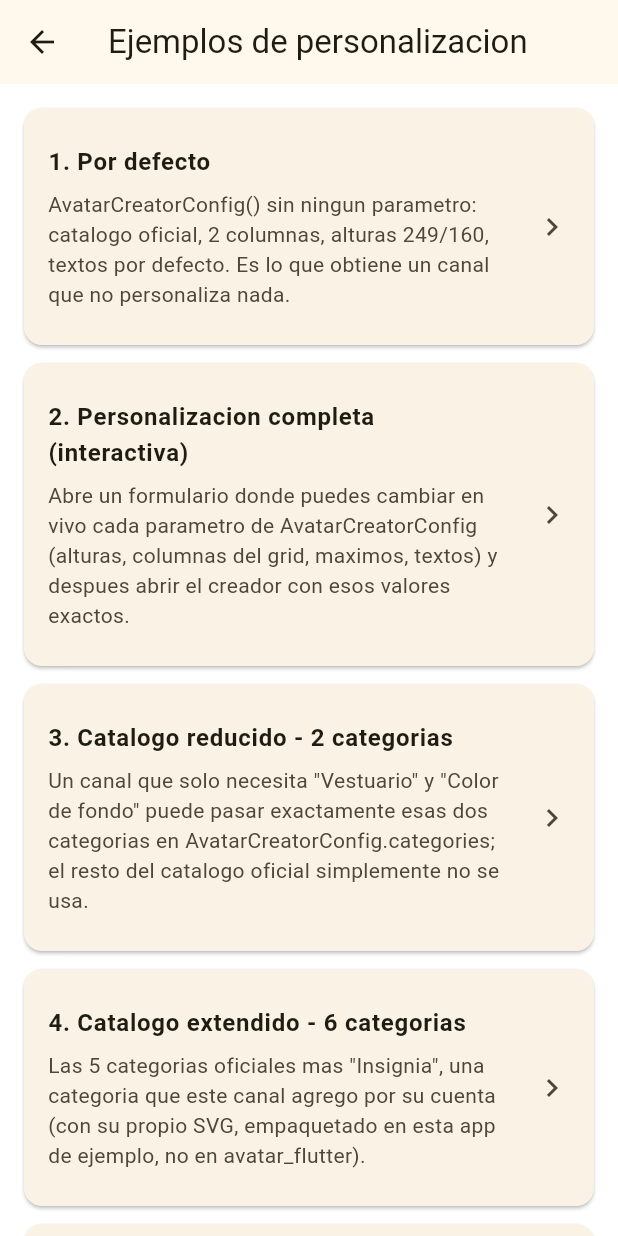
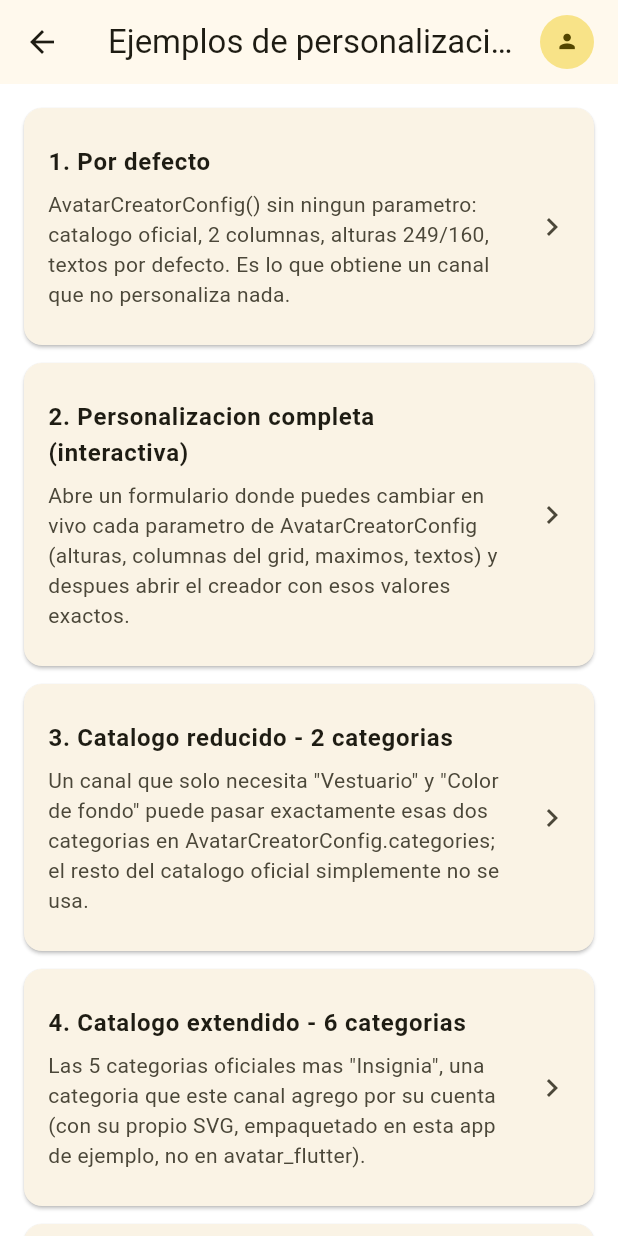
Before and after one commit to dacolora/avatar_flutter, a Flutter app: the screen it shows after launch, after a tap on the "tune" icon, on a phone screen of 412 x 824 dp. Run offline on Flutter 3.47's test engine with Material 3 defaults, Android fonts, the phone set to English and light mode, and no system bars; our stand-ins replace equatable, flutter_svg, shared_preferences; missing offline and left inert: home_widget.

Commit message:
Cachea el avatar renderizado en el celular para mostrarlo desde cualquier pantalla
Antes solo se persistía la selección (SharedPreferences); la imagen ya
compuesta vivía nada más en memoria y se perdía en cada hot restart. Agrega
AvatarImageCache, que guarda el PNG en el directorio de caché de la app (en
el dispositivo de quien la usa, no en memoria ni en esta máquina), y
CachedAvatarImage, un widget que lo relee por su cuenta y se puede usar en
cualquier pantalla — ProfileScreen y CustomizationGalleryScreen ya lo
comparten sin pasarse estado entre sí.

Co-Authored-By: Claude Sonnet 5 <noreply@anthropic.com>
Claude-Session: https://claude.ai/code/session_01L1STVWuk1D1mi8ZimEu8rm

```diff
--- /dev/null
+++ b/example/lib/avatar_image_cache.dart
@@ -0,0 +1,43 @@
+import 'dart:io';
+import 'dart:typed_data';
+
+import 'package:path_provider/path_provider.dart';
+
+/// Guarda el PNG compuesto del avatar (`AvatarCreatorResult.imageBytes`) en
+/// el directorio de **caché de la app**, en el celular de quien la está
+/// usando — no en esta computadora ni en ningún servidor. Es justamente el
+/// mismo tipo de carpeta que usan la mayoría de apps para cachear imágenes:
+/// persiste entre sesiones (a diferencia de guardarlo solo en memoria, como
+/// hacía antes `_avatarImageProvider` en `main.dart`), pero el sistema
+/// operativo puede borrarla bajo presión de espacio — por eso [read] puede
+/// devolver `null`, y quien lo use debe tener un respaldo (ver
+/// `CachedAvatarImage`, que cae de vuelta a `AvatarStaticPreview` con la
+/// selección persistida en `SharedPreferences` si el caché ya no está).
+///
+/// Vive en `example/`, no en `avatar_flutter`: igual que con
+/// `AvatarHomeWidgetSync` o `_downloadAvatarAsJpg`, decidir *dónde y cómo*
+/// cachear la imagen es responsabilidad del canal, no de la librería.
+class AvatarImageCache {
+  AvatarImageCache._();
+
+  static const String _fileName = 'avatar_cache.png';
+
+  static Future<File> _cacheFile() async {
+    final directory = await getApplicationCacheDirectory();
+    return File('${directory.path}/$_fileName');
+  }
+
+  /// Escribe [imageBytes] en el caché, sobrescribiendo lo que hubiera antes.
+  static Future<void> save(Uint8List imageBytes) async {
+    final file = await _cacheFile();
+    await file.writeAsBytes(imageBytes, flush: true);
+  }
+
+  /// Lee el avatar cacheado, si existe. `null` si nunca se guardó uno o si
+  /// el sistema operativo ya liberó ese espacio de caché.
+  static Future<Uint8List?> read() async {
+    final file = await _cacheFile();
+    if (!await file.exists()) return null;
+    return file.readAsBytes();
+  }
+}
--- /dev/null
+++ b/example/lib/cached_avatar_image.dart
@@ -0,0 +1,54 @@
+import 'dart:typed_data';
+
+import 'package:avatar_flutter/avatar_flutter.dart';
+import 'package:flutter/material.dart';
+
+import 'avatar_image_cache.dart';
+
+/// Muestra el avatar cacheado en el celular (ver [AvatarImageCache]), sin
+/// depender de ningún estado en memoria — por eso se puede usar en
+/// **cualquier pantalla** de la app, no solo en la que hizo el guardado
+/// (`ProfileScreen`): cada instancia lee el mismo archivo del caché por su
+/// cuenta.
+///
+/// Si todavía no hay nada cacheado (primer uso, o el sistema operativo
+/// liberó el caché), cae de vuelta a [selectionFallback] —la selección
+/// persistida en `SharedPreferences`— recomponiendo el avatar con
+/// `AvatarStaticPreview`; si tampoco hay selección, muestra un ícono de
+/// placeholder.
+class CachedAvatarImage extends StatelessWidget {
+  const CachedAvatarImage({
+    required this.radius,
+    this.selectionFallback,
+    super.key,
+  });
+
+  final double radius;
+  final Map<String, String>? selectionFallback;
+
+  @override
+  Widget build(BuildContext context) {
+    return FutureBuilder<Uint8List?>(
+      future: AvatarImageCache.read(),
+      builder: (context, snapshot) {
+        final cachedBytes = snapshot.data;
+        if (cachedBytes != null) {
+          return CircleAvatar(
+            radius: radius,
+            backgroundImage: MemoryImage(cachedBytes),
+          );
+        }
+        if (selectionFallback != null) {
+          return AvatarStaticPreview(
+            selection: selectionFallback!,
+            size: radius * 2,
+          );
+        }
+        return CircleAvatar(
+          radius: radius,
+          child: Icon(Icons.person, size: radius * 0.86),
+        );
+      },
+    );
+  }
+}
--- a/example/lib/customization_gallery.dart
+++ b/example/lib/customization_gallery.dart
@@ -1,5 +1,7 @@
 import 'package:avatar_flutter/avatar_flutter.dart';
 import 'package:flutter/material.dart';
+
+import 'cached_avatar_image.dart';
 
 /// Galeria de ejemplos de personalizacion de `avatar_flutter`.
 ///
@@ -14,7 +16,19 @@ class CustomizationGalleryScreen extends StatelessWidget {
   @override
   Widget build(BuildContext context) {
     return Scaffold(
-      appBar: AppBar(title: const Text('Ejemplos de personalizacion')),
+      appBar: AppBar(
+        title: const Text('Ejemplos de personalizacion'),
+        actions: const [
+          // Misma imagen que en `ProfileScreen`, leída de nuevo desde el
+          // caché del celular (ver `AvatarImageCache`): prueba de que
+          // `CachedAvatarImage` se renderiza en cualquier pantalla de la
+          // app sin que nadie le pase el estado a mano.
+          Padding(
+            padding: EdgeInsets.only(right: 16),
+            child: CachedAvatarImage(radius: 18),
+          ),
+        ],
+      ),
       body: ListView(
         padding: const EdgeInsets.all(16),
         children: [
--- a/example/lib/main.dart
+++ b/example/lib/main.dart
@@ -7,6 +7,8 @@ import 'package:path_provider/path_provider.dart';
 import 'package:shared_preferences/shared_preferences.dart';
 
 import 'avatar_home_widget_sync.dart';
+import 'avatar_image_cache.dart';
+import 'cached_avatar_image.dart';
 import 'customization_gallery.dart';
 
 void main() => runApp(const AvatarFlutterExampleApp());
@@ -36,23 +38,21 @@ class ProfileScreen extends StatefulWidget {
 }
 
 class _ProfileScreenState extends State<ProfileScreen> {
-  /// La imagen del avatar guardada más recientemente, ya como un
-  /// `ImageProvider` listo para pasarle directo a `CircleAvatar.
-  /// backgroundImage` (ver [AvatarCreatorResult.imageProvider] — evita tener
-  /// que envolver `result.imageBytes` en un `MemoryImage` a mano). Nótese
-  /// que esto vive **aquí**, en el estado del canal, no dentro de la
-  /// librería: es precisamente la responsabilidad de persistencia que le
-  /// corresponde al canal (en una app real, en vez de guardarla solo en
-  /// memoria como aquí, se subiría a un servidor o se guardaría en disco).
-  ImageProvider? _avatarImageProvider;
+  /// Se incrementa cada vez que se guarda un avatar nuevo, y se usa como
+  /// `key` de [CachedAvatarImage] en [build] para forzarlo a releer el
+  /// archivo de [AvatarImageCache] (un `FutureBuilder` con la misma `key`
+  /// no vuelve a ejecutar su `future`, así que sin esto seguiría mostrando
+  /// la imagen vieja hasta el próximo rebuild "de casualidad"). El avatar
+  /// en sí ya no se guarda en un campo en memoria: vive en el caché del
+  /// celular (ver [AvatarImageCache]), no aquí.
+  int _avatarCacheVersion = 0;
 
   /// La selección guardada la última vez (ver [_loadSavedSelection]),
-  /// cargada en [initState]. A diferencia de [_avatarImageProvider] —que
-  /// solo vive en memoria y por lo tanto se pierde en cada hot restart—
-  /// esta selección viene de `SharedPreferences`, así que sigue disponible
-  /// después de un hot restart (o de reabrir la app). Se dibuja con
-  /// [AvatarStaticPreview] en vez de esperar a tener de nuevo los bytes del
-  /// PNG, que nunca se persisten en este ejemplo.
+  /// cargada en [initState]. Se le pasa a [CachedAvatarImage] como
+  /// respaldo: si el caché de imagen (ver [AvatarImageCache]) todavía no
+  /// existe o el sistema operativo ya lo liberó, se recompone el avatar con
+  /// `AvatarStaticPreview` a partir de esta selección en vez de mostrar un
+  /// placeholder vacío.
   Map<String, String>? _savedSelection;
 
   @override
@@ -141,16 +141,21 @@ class _ProfileScreenState extends State<ProfileScreen> {
     // para subirlos a un servidor); result.imageProvider es la versión ya
     // lista para mostrarse en un widget de imagen.
     if (result is AvatarCreatorResult) {
+      await _saveSelection(result.selection);
+      // El PNG compuesto se guarda en el caché de la app (en el celular de
+      // quien la está usando, no en memoria ni en esta computadora) para
+      // que cualquier pantalla lo pueda mostrar sin volver a componerlo —
+      // ver [AvatarImageCache] y [CachedAvatarImage].
+      await AvatarImageCache.save(result.imageBytes);
       if (mounted) {
         setState(() {
-          _avatarImageProvider = result.imageProvider;
+          _avatarCacheVersion++;
           _savedSelection = result.selection;
         });
       }
-      await _saveSelection(result.selection);
-      // Además de persistir la selección, se sincroniza el PNG con el
-      // widget nativo de pantalla de inicio (ver README, "Widget de
-      // pantalla de inicio (iOS y Android)").
+      // Además de cachear el PNG, se sincroniza con el widget nativo de
+      // pantalla de inicio (ver README, "Widget de pantalla de inicio (iOS
+      // y Android)").
       await AvatarHomeWidgetSync.sync(result.imageBytes);
       // Y se descarga una copia en JPG (ver README, "Descargar el avatar
       // como JPG").
@@ -222,22 +227,14 @@ class _ProfileScreenState extends State<ProfileScreen> {
           button: true,
           child: GestureDetector(
             onTap: _openEditImageSheet,
-            // Tres estados posibles: (1) ya se guardó un avatar en esta
-            // misma sesión -> se dibuja de inmediato con la imagen ya
-            // generada (`_avatarImageProvider`, sin esperar nada). (2) no
-            // hay imagen en memoria pero sí una selección persistida de
-            // una sesión anterior -> se recompone con
-            // `AvatarStaticPreview`, que no necesita los bytes del PNG,
-            // solo el mismo `Map<String, String>` guardado. (3) ninguna de
-            // las dos -> ícono de placeholder.
-            child: _avatarImageProvider != null
-                ? CircleAvatar(
-                    radius: 56, backgroundImage: _avatarImageProvider)
-                : _savedSelection != null
-                    ? AvatarStaticPreview(
-                        selection: _savedSelection!, size: 112)
-                    : const CircleAvatar(
-                        radius: 56, child: Icon(Icons.person, size: 48)),
+            // `key: ValueKey(_avatarCacheVersion)` es lo que fuerza a
+            // releer el archivo del caché después de guardar un avatar
+            // nuevo (ver el comentario de `_avatarCacheVersion`).
+            child: CachedAvatarImage(
+              key: ValueKey(_avatarCacheVersion),
+              radius: 56,
+              selectionFallback: _savedSelection,
+            ),
           ),
         ),
       ),
```
Also changed, not shown: 1 other file.
